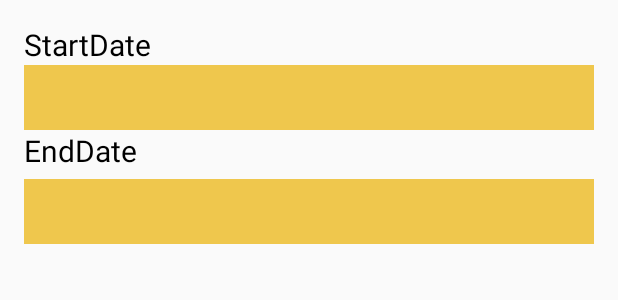
After one commit to twgbapp/Android-GBService, an Android app: the layout dialog_medical_list_search.xml on its own in the app's theme, with its tools: preview values and no code run, on a phone screen of 412 x 824 dp. The commit adds this screen. Shown: the top 300 px of the screen. Run offline under Robolectric (Android 15) with nearby library versions, the phone set to English and light mode, and no system bars.

Commit message:
add Medical List

```diff
--- /dev/null
+++ b/app/src/main/res/layout/dialog_medical_list_search.xml
@@ -0,0 +1,34 @@
+<?xml version="1.0" encoding="utf-8"?>
+<LinearLayout xmlns:android="http://schemas.android.com/apk/res/android"
+    android:layout_width="match_parent"
+    android:layout_height="match_parent"
+    android:orientation="vertical"
+    android:padding="16dp">
+
+    <TextView
+        android:layout_width="match_parent"
+        android:layout_height="wrap_content"
+        android:text="StartDate"
+        android:textColor="#000"
+        android:textSize="20sp" />
+
+    <TextView
+        android:id="@+id/tv_dialog_medical_list_search_start_date"
+        style="@style/AppTheme.TextView"
+        android:layout_width="match_parent"
+        android:layout_height="wrap_content" />
+
+    <TextView
+        android:layout_width="match_parent"
+        android:layout_height="wrap_content"
+        android:text="EndDate"
+        android:textColor="#000"
+        android:textSize="20sp" />
+
+    <TextView
+        android:id="@+id/tv_dialog_medical_list_search_end_date"
+        style="@style/AppTheme.TextView"
+        android:layout_width="match_parent"
+        android:layout_height="wrap_content"
+        android:layout_marginTop="5dp" />
+</LinearLayout>
```
Also changed, not shown: app/src/main/java/goldenbrother/gbmobile/activity/AddEventUserActivity.java (+3 -14 lines), app/src/main/java/goldenbrother/gbmobile/activity/MedicalListActivity.java (+111 -4 lines), app/src/main/java/goldenbrother/gbmobile/adapter/MedicalListRVAdapter.java (added, +73 -0 lines), app/src/main/java/goldenbrother/gbmobile/helper/ApiResultHelper.java (+30 -0 lines), app/src/main/java/goldenbrother/gbmobile/helper/TimeHelper.java (+30 -1 lines), app/src/main/java/goldenbrother/gbmobile/model/Medical.java (added, +71 -0 lines), app/src/main/res/layout/item_rv_medical_list.xml (added, +25 -0 lines).
